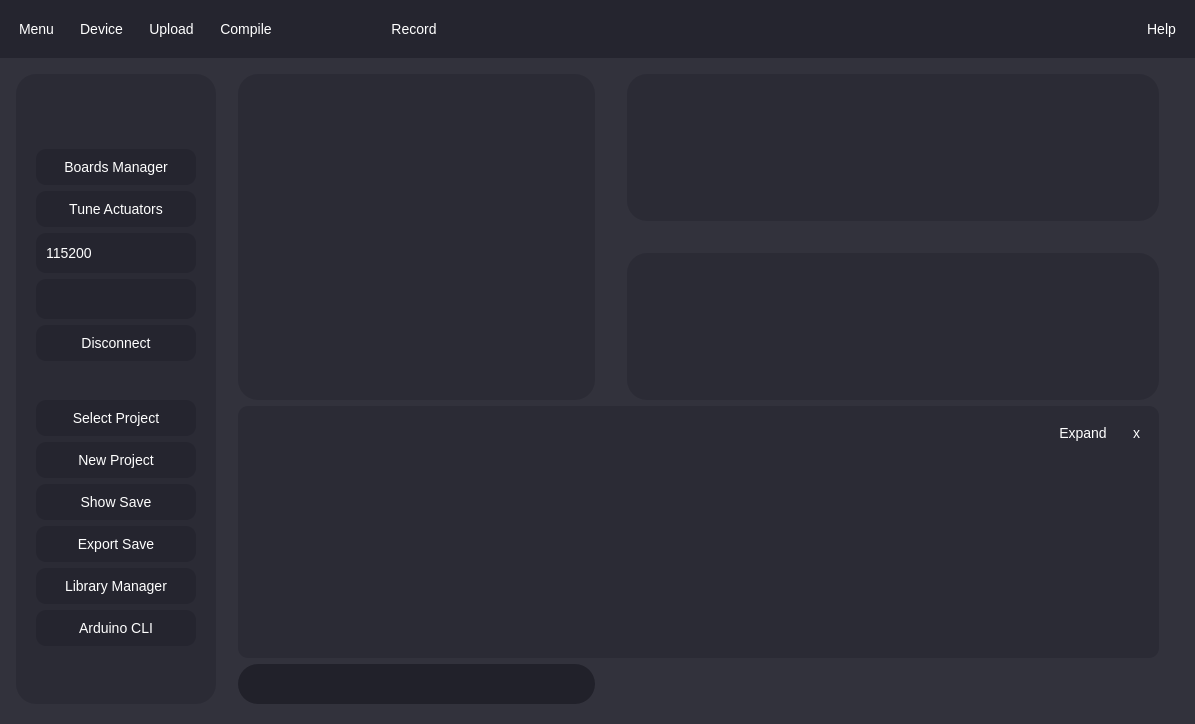
The window that Ui/GraphingUi.ui (OrionAerospaceYT/SideKick) describes before a commit, drawn with Qt 5.
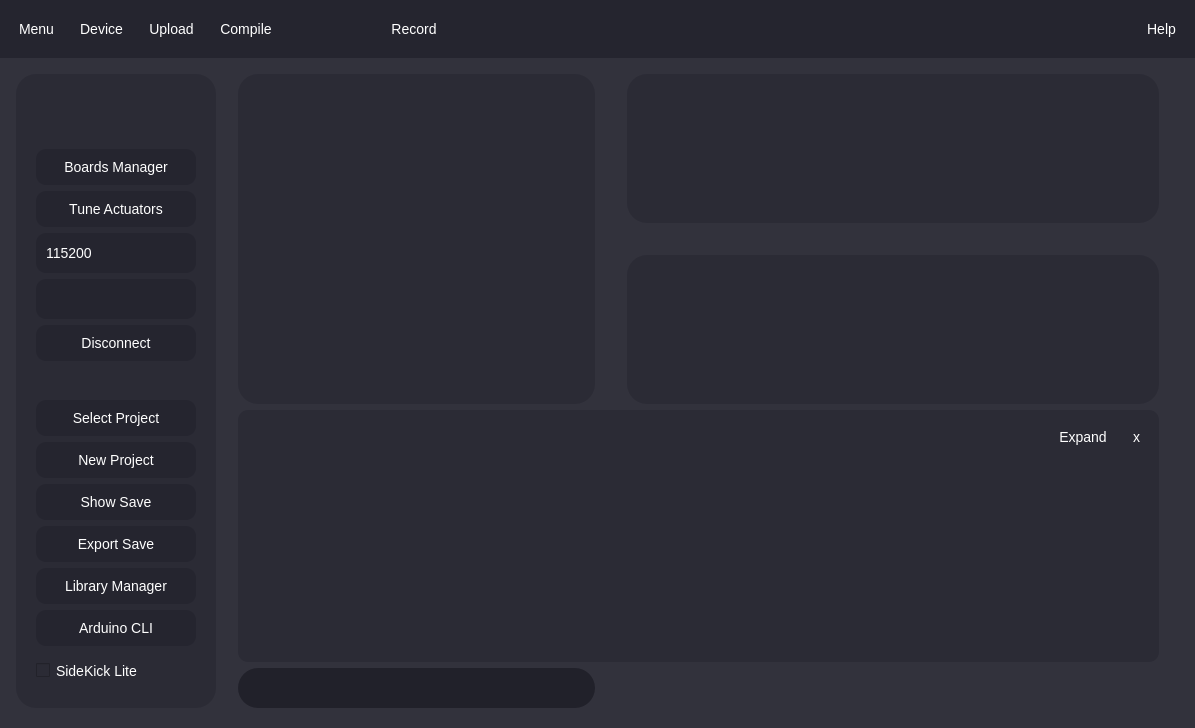
The same window after the commit. Icons and pictures are not drawn.

Diff of the .ui file:
```diff
--- a/Ui/GraphingUi.ui
+++ b/Ui/GraphingUi.ui
@@ -617,6 +617,22 @@
            </property>
           </widget>
          </item>
+         <item>
+          <spacer name="verticalSpacer_9">
+           <property name="orientation">
+            <enum>Qt::Vertical</enum>
+           </property>
+           <property name="sizeType">
+            <enum>QSizePolicy::Minimum</enum>
+           </property>
+           <property name="sizeHint" stdset="0">
+            <size>
+             <width>20</width>
+             <height>10</height>
+            </size>
+           </property>
+          </spacer>
+         </item>
          <item>
           <spacer name="verticalSpacer">
            <property name="orientation">
@@ -633,6 +649,13 @@
            </property>
           </spacer>
          </item>
+         <item>
+          <widget class="QCheckBox" name="checkBox">
+           <property name="text">
+            <string>SideKick Lite</string>
+           </property>
+          </widget>
+         </item>
          <item>
           <spacer name="horizontalSpacer_5">
            <property name="orientation">
```
